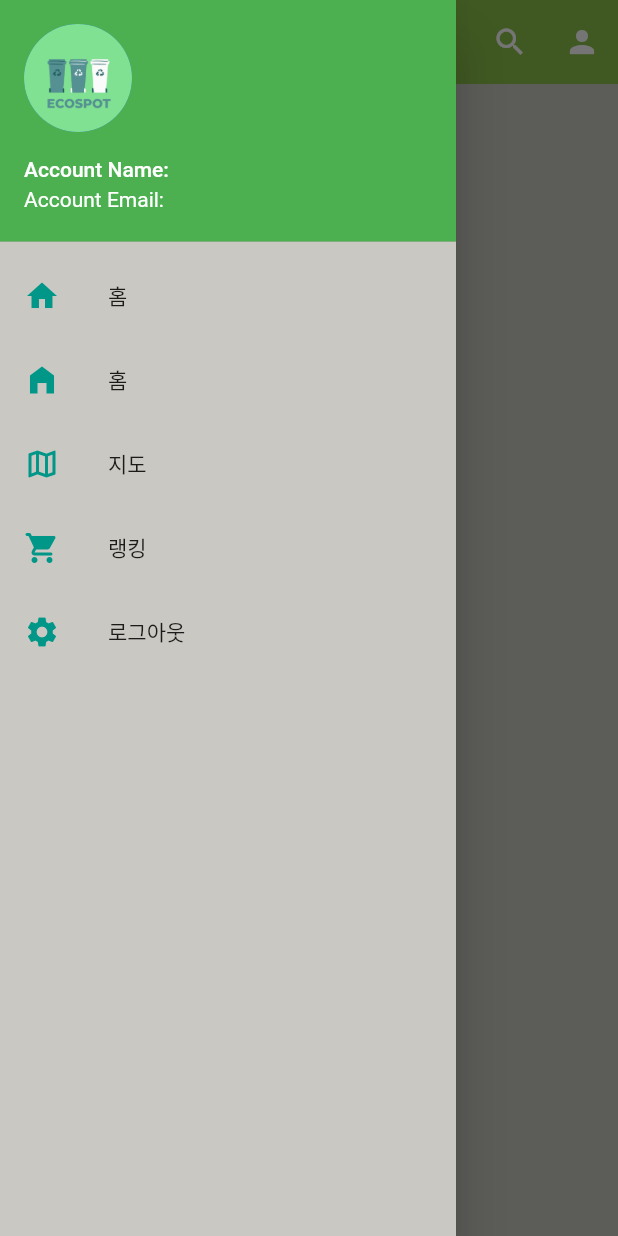
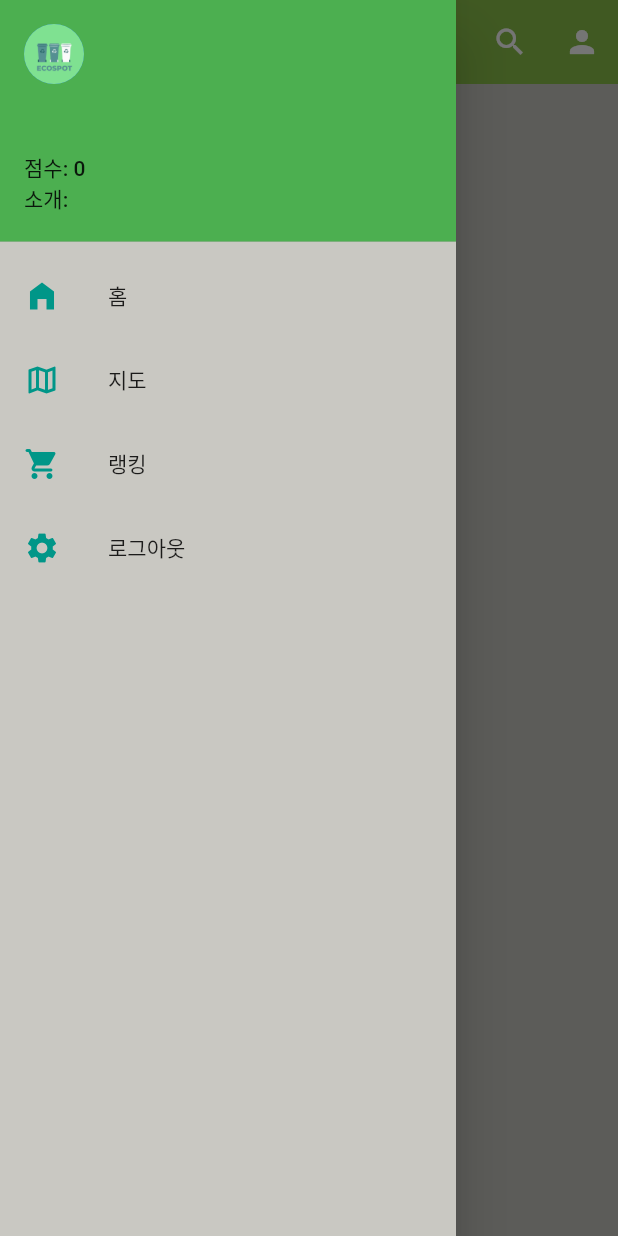
Before and after one commit to jayko0616/Ecospot, a Flutter app: the MyAppPage screen opened directly, with the side drawer open, on a phone screen of 412 x 824 dp. Run offline on Flutter 3.47's test engine with Material 2 defaults, Android fonts, the phone set to English and light mode, and no system bars; our stand-ins replace camera, dio, geolocator, google_maps_flutter, image_picker, shared_preferences; accounts and stored records are empty; network calls fail.

Commit message:
버그 수정

```diff
--- a/lib/cameraPage/camera_screen.dart
+++ b/lib/cameraPage/camera_screen.dart
@@ -1,5 +1,4 @@
 import 'dart:io';
-
 import 'package:camera/camera.dart';
 import 'package:ecospot/cameraPage/image_sender.dart';
 import 'package:flutter/material.dart';
--- a/lib/mainPage.dart
+++ b/lib/mainPage.dart
@@ -19,8 +19,8 @@
 class MyAppState extends State<MyAppPage> {
   static String accountName = ''; // 사용자 이름을 저장할 변수
   static String accountEmail = ''; // 사용자 이메일을 저장할 변수
-  int? ranknum;
-  String message = '';
+  static int? ranknum;
+  static String message = '';
 
   @override
   void initState() {
@@ -155,32 +155,27 @@
         backgroundColor: Color(0xFFC9C8C2),
         child: ListView(
           children: [
-            UserAccountsDrawerHeader(
-              currentAccountPicture: const CircleAvatar(
-                backgroundImage: AssetImage('assets/images/ecospotNewLogo.png'),
-              ),
-              accountName: Text('Account Name: $accountName'),
-              accountEmail: Text('Account Email: $accountEmail'),
+            DrawerHeader(
               decoration: const BoxDecoration(
                 color: Colors.green,
               ),
               child: Column(
                 crossAxisAlignment: CrossAxisAlignment.start,
                 children: [
-                  CircleAvatar(
+                  const CircleAvatar(
                     backgroundImage:
                         AssetImage('assets/images/ecospotNewLogo.png'),
                   ),
-                  SizedBox(height: 8.0),
+                  const SizedBox(height: 8.0),
                   Text(
-                    '$accountName',
-                    style: TextStyle(
+                    '${accountName}',
+                    style: const TextStyle(
                       fontSize: 18.0,
                       fontWeight: FontWeight.bold,
                     ),
                   ),
                   Text(
-                    '$accountEmail',
+                    '${accountEmail}',
                     style: TextStyle(
                       fontSize: 14.0,
                     ),
@@ -201,19 +196,6 @@
               ),
             ),
             ListTile(
-              leading: const Icon(Icons.home),
-              iconColor: Colors.teal,
-              focusColor: Color(0xFF327035),
-              title: const Text('홈'),
-              onTap: () {
-                Navigator.push(
-                  context,
-                  MaterialPageRoute(
-                      builder: (context) => MyAppPage()), // 두 번째 페이지로 이동
-                );
-              },
-            ),
-            ListTile(
               leading: const Icon(Icons.home_filled),
               iconColor: Colors.teal,
               focusColor: const Color(0xFF327035),
@@ -222,7 +204,7 @@
                 Navigator.push(
                   context,
                   MaterialPageRoute(
-                      builder: (context) => MyAppPage()), // 지도 페이지로 이동
+                      builder: (context) => MyAppPage()), // 메인 페이지로 이동
                 );
               },
             ),
```
Also changed, not shown: lib/screens/home_screen.dart (+36 -6 lines), lib/screens/rank_screen.dart (+99 -0 lines), assets/images/smokeIcon.png, assets/images/trashcanIcon.png.
